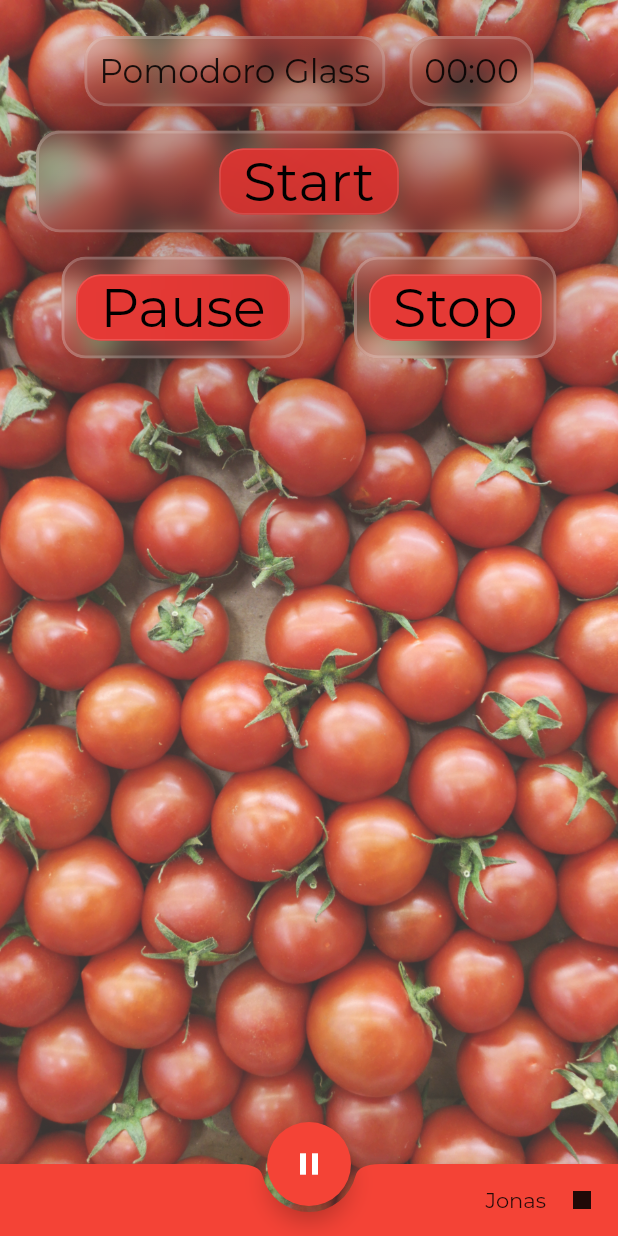
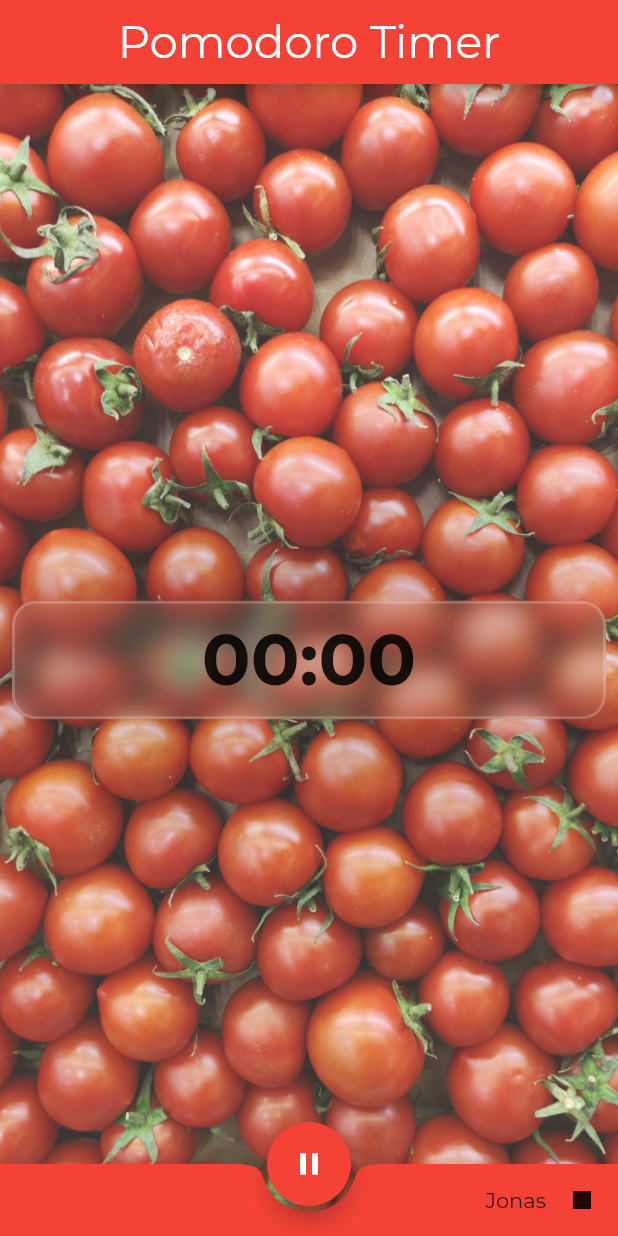
Before and after one commit to Keyband/pomodoro_flutter, a Flutter app: the screen it shows after launch, on a phone screen of 412 x 824 dp. Run offline on Flutter 3.47's test engine with Material 2 defaults, Android fonts, the phone set to English and light mode, and no system bars; drawn by our look-alikes of auto_size_text; missing offline and left inert: flutter_ringtone_player; project files that could hold a hidden picture were left out.

Commit message:
App looking better now imo

```diff
--- a/lib/main.dart
+++ b/lib/main.dart
@@ -58,21 +58,20 @@ class _MyHomePageState extends State<MyHomePage> {
     });
   }
 
-  void unpauseTimer() {
-    _timer = Timer.periodic(Duration(seconds: 1), (timer) {
-      setState(() {
-        pomodoroTime--;
-        if (pomodoroTime <= 0) {
-          _timer.cancel();
-        }
-      });
-    });
-  }
-
   @override
   Widget build(BuildContext context) {
     return Scaffold(
         extendBody: true,
+        appBar: AppBar(
+          centerTitle: true,
+          title: Text(
+            'Pomodoro Timer',
+            style: TextStyle(
+              fontSize: 30,
+              fontWeight: FontWeight.w500,
+            ),
+          ),
+        ),
         bottomNavigationBar: BottomAppBar(
           shape: CircularNotchedRectangle(),
           color: Colors.red,
@@ -107,67 +106,21 @@ class _MyHomePageState extends State<MyHomePage> {
                     image: AssetImage('assets/images/bg.jpg'),
                     fit: BoxFit.cover)),
           ),
-          Container(color: Colors.white.withOpacity(0.2)),
           Container(
-            padding: EdgeInsets.all(16),
-            child: Column(
-              mainAxisAlignment: MainAxisAlignment.start,
+              color: Colors.white.withOpacity(
+                  0.2)), // Used to make the BG image a little less intense
+          Column(
+              // padding: EdgeInsets.all(16),
+              mainAxisAlignment: MainAxisAlignment.center,
               crossAxisAlignment: CrossAxisAlignment.center,
               children: <Widget>[
-                Row(
-                  mainAxisAlignment: MainAxisAlignment.center,
-                  crossAxisAlignment: CrossAxisAlignment.center,
-                  children: <Widget>[
-                    GlassPanel(
-                      child: Container(
-                        child: AutoSizeText(
-                          'Pomodoro Glass',
-                          style: TextStyle(
-                            fontSize: 22,
-                            fontWeight: FontWeight.w300,
-                          ),
-                          minFontSize: 16,
-                          maxFontSize: 32,
-                          maxLines: 1,
-                          overflow: TextOverflow.ellipsis,
-                        ),
-                      ),
-                    ),
-                    GlassPanel(
-                      child: Container(
-                        child: AutoSizeText(
-                          '${(pomodoroTime / 60).floor().toString().padLeft(2, '0')}:${(pomodoroTime.remainder(60)).toString().padLeft(2, '0')}',
-                          style: TextStyle(fontSize: 22),
-                          minFontSize: 16,
-                          maxFontSize: 32,
-                          maxLines: 1,
-                          overflow: TextOverflow.ellipsis,
-                        ),
-                      ),
-                    )
-                  ],
-                ),
-                GlassButton(
-                    text: 'Start',
-                    callbackFunction: () {
-                      startTimer();
-                    }),
-                Row(
-                  mainAxisAlignment: MainAxisAlignment.spaceEvenly,
-                  crossAxisAlignment: CrossAxisAlignment.center,
-                  children: <Widget>[
-                    Container(
-                        child: GlassButton(
-                      text: _timer.isActive ? 'Pause' : 'Unpause',
-                      callbackFunction: pauseTimer,
-                    )),
-                    Container(child: GlassButton(text: 'Stop'))
-                  ],
-                )
-              ],
-            ),
-          ),
-          // )
+                GlassPanel(
+                    child: Text(
+                  '${(pomodoroTime / 60).floor().toString().padLeft(2, '0')}:${(pomodoroTime.remainder(60)).toString().padLeft(2, '0')}',
+                  style: TextStyle(fontSize: 48, fontWeight: FontWeight.w600),
+                  overflow: TextOverflow.ellipsis,
+                ))
+              ]),
         ]));
   }
 }
```
